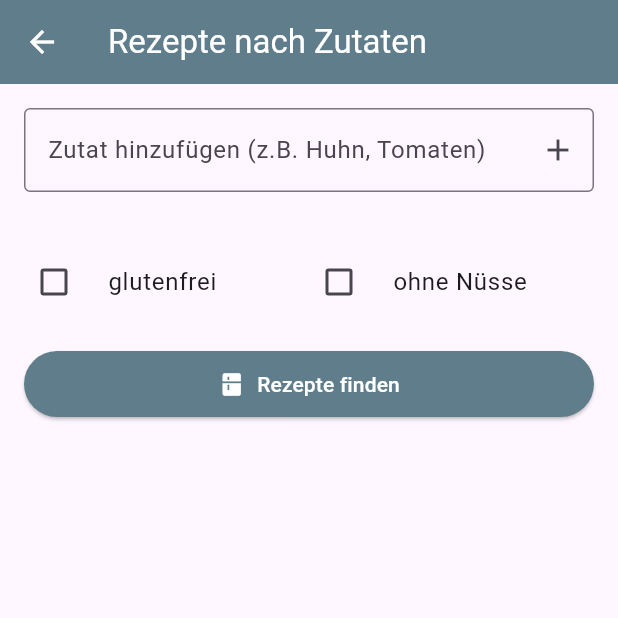
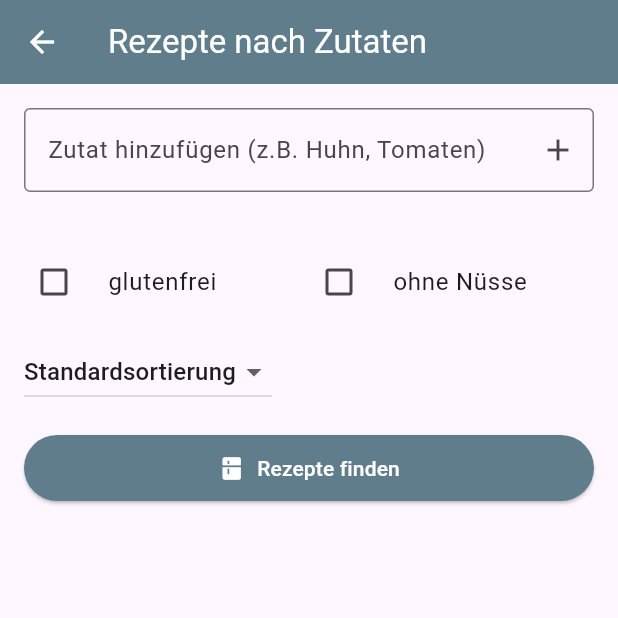
Before and after one commit to urdev-github1/urezepte2, a Flutter app: the screen it shows after launch, after a tap on "Rezepte nach Zutaten", on a phone screen of 412 x 824 dp, the top half of it. Run offline on Flutter 3.47's test engine with Material 3 defaults, Android fonts, the phone set to English and light mode, and no system bars; our stand-ins replace flutter_html, package_info_plus; network calls fail.

```diff
--- a/lib/screens/ingredients_search_screen.dart
+++ b/lib/screens/ingredients_search_screen.dart
@@ -4,6 +4,15 @@ import 'package:flutter/material.dart';
 import '../models/recipe.dart';
 import '../services/spoonacular_service.dart';
 import '../screens/recipe_detail_screen.dart';
+// Importiere das SortOption Enum, wenn es in einer separaten Datei liegt,
+// ansonsten direkt aus main_screen.dart importieren, wenn es dort definiert ist.
+// Für diese Demonstration nehmen wir an, dass es im selben Projekt zugänglich ist
+// oder definieren es hier erneut, falls dies bevorzugt wird.
+// Um Redundanz zu vermeiden, ist es besser, es globaler zu definieren, z.B. in models/sort_options.dart
+// Für diese Lösung kopieren wir es der Einfachheit halber.
+
+// NEU: Enum für Sortieroptionen (wenn nicht global definiert)
+enum SortOption { none, preparationTime, popularity }
 
 class IngredientsSearchScreen extends StatefulWidget {
   const IngredientsSearchScreen({super.key});
@@ -21,9 +30,12 @@ class _IngredientsSearchScreenState extends State<IngredientsSearchScreen> {
   bool _isLoading = false;
   String? _errorMessage;
 
-  // NEU: Zustandsvariablen für die Filter
+  // Zustandsvariablen für die Filter
   bool _isGlutenFreeFilterActive = false;
   bool _isNutFreeFilterActive = false;
+
+  // NEU: Zustandsvariable für die Sortierung
+  SortOption _selectedSortOption = SortOption.none;
 
   @override
   void dispose() {
@@ -62,12 +74,31 @@ class _IngredientsSearchScreenState extends State<IngredientsSearchScreen> {
       _recipes = [];
     });
 
+    String? sortParam;
+    String? sortDirectionParam;
+
+    // NEU: Sortierparameter basierend auf der Auswahl setzen
+    switch (_selectedSortOption) {
+      case SortOption.preparationTime:
+        sortParam = 'time';
+        sortDirectionParam = 'asc'; // Kürzeste Zeit zuerst
+        break;
+      case SortOption.popularity:
+        sortParam = 'popularity';
+        sortDirectionParam = 'desc'; // Beliebteste zuerst
+        break;
+      case SortOption.none:
+        // Keine Sortierung
+        break;
+    }
+
     try {
-      // Parameter für Diät und Unverträglichkeiten übergeben
       final recipes = await _spoonacularService.findRecipesByIngredients(
         _ingredients,
         diet: _isGlutenFreeFilterActive ? 'gluten_free' : null,
         intolerances: _isNutFreeFilterActive ? 'peanut,tree_nut' : null,
+        sort: sortParam, // NEU: Sortierparameter übergeben
+        sortDirection: sortDirectionParam, // NEU: Sortierrichtung übergeben
       );
       setState(() {
         _recipes = recipes;
@@ -94,7 +125,9 @@ class _IngredientsSearchScreenState extends State<IngredientsSearchScreen> {
         backgroundColor: Colors.blueGrey,
         foregroundColor: Colors.white,
       ),
-      body: Padding(
+      body: SingleChildScrollView(
+        // HIER hinzugefügt
+        child: Padding(
           padding: const EdgeInsets.all(16.0),
           child: Column(
             crossAxisAlignment: CrossAxisAlignment.stretch,
@@ -126,7 +159,6 @@ class _IngredientsSearchScreenState extends State<IngredientsSearchScreen> {
                       .toList(),
                 ),
               const SizedBox(height: 16.0),
-            // Filter-Checkboxen für IngredientsSearchScreen
               Row(
                 children: [
                   Expanded(
@@ -157,7 +189,36 @@ class _IngredientsSearchScreenState extends State<IngredientsSearchScreen> {
                   ),
                 ],
               ),
-            const SizedBox(height: 16.0), // Abstand nach den Checkboxen
+              const SizedBox(height: 8.0),
+              Align(
+                alignment: Alignment.centerLeft,
+                child: DropdownButton<SortOption>(
+                  value: _selectedSortOption,
+                  onChanged: (SortOption? newValue) {
+                    setState(() {
+                      _selectedSortOption = newValue ?? SortOption.none;
+                      if (_ingredients.isNotEmpty) {
+                        _searchRecipesByIngredients();
+                      }
+                    });
+                  },
+                  items: const [
+                    DropdownMenuItem(
+                      value: SortOption.none,
+                      child: Text('Standardsortierung'),
+                    ),
+                    DropdownMenuItem(
+                      value: SortOption.preparationTime,
+                      child: Text('Zubereitungszeit'),
+                    ),
+                    DropdownMenuItem(
+                      value: SortOption.popularity,
+                      child: Text('Beliebtheit'),
+                    ),
+                  ],
+                ),
+              ),
+              const SizedBox(height: 16.0),
               ElevatedButton.icon(
                 icon: const Icon(Icons.kitchen),
                 label: const Text('Rezepte finden'),
@@ -169,25 +230,29 @@ class _IngredientsSearchScreenState extends State<IngredientsSearchScreen> {
                 ),
               ),
               const SizedBox(height: 16.0),
+              // WICHTIG: Wenn Sie ein SingleChildScrollView um die gesamte Column legen,
+              // sollte das Expanded-Widget für den ListView.builder entfernt werden,
+              // da es im scrollbaren Kontext keinen unendlichen Platz füllen kann
+              // und Konflikte verursachen würde. Stattdessen shrinkWrap: true verwenden.
               _isLoading
                   ? const Center(child: CircularProgressIndicator())
                   : _errorMessage != null
                   ? Center(child: Text(_errorMessage!))
-                : Expanded(
-                    child: _recipes.isEmpty && _ingredients.isNotEmpty
+                  : _recipes.isEmpty && _ingredients.isNotEmpty
                   ? const Center(
                       child: Text(
                         'Füge Zutaten hinzu und suche nach Rezepten.',
                       ),
                     )
                   : ListView.builder(
+                      shrinkWrap: true, // HIER HINZUGEFÜGT
+                      physics:
+                          const NeverScrollableScrollPhysics(), // HIER HINZUGEFÜGT
                       itemCount: _recipes.length,
                       itemBuilder: (context, index) {
                         final recipe = _recipes[index];
                         return Card(
-                                margin: const EdgeInsets.symmetric(
-                                  vertical: 8.0,
-                                ),
+                          margin: const EdgeInsets.symmetric(vertical: 8.0),
                           child: ListTile(
                             leading: recipe.image != null
                                 ? Image.network(
@@ -197,9 +262,7 @@ class _IngredientsSearchScreenState extends State<IngredientsSearchScreen> {
                                     fit: BoxFit.cover,
                                     errorBuilder:
                                         (context, error, stackTrace) =>
-                                                  const Icon(
-                                                    Icons.broken_image,
-                                                  ),
+                                            const Icon(Icons.broken_image),
                                   )
                                 : const Icon(Icons.food_bank),
                             title: Text(recipe.title),
@@ -207,9 +270,7 @@ class _IngredientsSearchScreenState extends State<IngredientsSearchScreen> {
                               Navigator.of(context).push(
                                 MaterialPageRoute(
                                   builder: (context) =>
-                                            RecipeDetailScreen(
-                                              recipeId: recipe.id,
-                                            ),
+                                      RecipeDetailScreen(recipeId: recipe.id),
                                 ),
                               );
                             },
@@ -217,8 +278,8 @@ class _IngredientsSearchScreenState extends State<IngredientsSearchScreen> {
                         );
                       },
                     ),
+            ],
           ),
-          ],
         ),
       ),
     );
--- a/lib/screens/main_screen.dart
+++ b/lib/screens/main_screen.dart
@@ -6,6 +6,9 @@ import '../services/spoonacular_service.dart';
 import '../models/recipe.dart';
 import '../screens/about_screen.dart';
 import '../screens/recipe_detail_screen.dart';
+
+// NEU: Enum für Sortieroptionen
+enum SortOption { none, preparationTime, popularity }
 
 class MainScreen extends StatefulWidget {
   const MainScreen({super.key});
@@ -24,6 +27,9 @@ class _MainScreenState extends State<MainScreen> {
   // Zustandsvariablen für die Filter
   bool _isGlutenFreeFilterActive = false;
   bool _isNutFreeFilterActive = false;
+
+  // NEU: Zustandsvariable für die Sortierung
+  SortOption _selectedSortOption = SortOption.none;
 
   @override
   void initState() {
@@ -50,12 +56,31 @@ class _MainScreenState extends State<MainScreen> {
       _errorMessage = null;
     });
 
+    String? sortParam;
+    String? sortDirectionParam;
+
+    // NEU: Sortierparameter basierend auf der Auswahl setzen
+    switch (_selectedSortOption) {
+      case SortOption.preparationTime:
+        sortParam = 'time';
+        sortDirectionParam = 'asc'; // Kürzeste Zeit zuerst
+        break;
+      case SortOption.popularity:
+        sortParam = 'popularity';
+        sortDirectionParam = 'desc'; // Beliebteste zuerst
+        break;
+      case SortOption.none:
+        // Keine Sortierung
+        break;
+    }
+
     try {
-      // Parameter für Diät und Unverträglichkeiten übergeben
       final recipes = await _spoonacularService.searchRecipes(
         query,
         diet: _isGlutenFreeFilterActive ? 'gluten_free' : null,
         intolerances: _isNutFreeFilterActive ? 'peanut,tree_nut' : null,
+        sort: sortParam, // NEU: Sortierparameter übergeben
+        sortDirection: sortDirectionParam, // NEU: Sortierrichtung übergeben
       );
       setState(() {
         _recipes = recipes;
@@ -112,7 +137,6 @@ class _MainScreenState extends State<MainScreen> {
               onSubmitted: _searchRecipes,
             ),
             const SizedBox(height: 16.0),
-            // NEU: Filter-Checkboxen
             Row(
               children: [
                 Expanded(
@@ -143,7 +167,38 @@ class _MainScreenState extends State<MainScreen> {
                 ),
               ],
             ),
-            const SizedBox(height: 16.0), // Abstand nach den Checkboxen
+            const SizedBox(height: 8.0),
+            // NEU: Dropdown für Sortierung
+            Align(
+              alignment: Alignment.centerLeft,
+              child: DropdownButton<SortOption>(
+                value: _selectedSortOption,
+                onChanged: (SortOption? newValue) {
+                  setState(() {
+                    _selectedSortOption = newValue ?? SortOption.none;
+                    // Optional: Suche erneut auslösen, wenn Sortierung geändert wird
+                    if (_searchController.text.isNotEmpty) {
+                      _searchRecipes(_searchController.text);
+                    }
+                  });
+                },
+                items: const [
+                  DropdownMenuItem(
+                    value: SortOption.none,
+                    child: Text('Standardsortierung'),
+                  ),
+                  DropdownMenuItem(
+                    value: SortOption.preparationTime,
+                    child: Text('Zubereitungszeit'),
+                  ),
+                  DropdownMenuItem(
+                    value: SortOption.popularity,
+                    child: Text('Beliebtheit'),
+                  ),
+                ],
+              ),
+            ),
+            const SizedBox(height: 16.0),
             _isLoading
                 ? const Center(child: CircularProgressIndicator())
                 : _errorMessage != null
```
Also changed, not shown: lib/services/spoonacular_service.dart (+25 -13 lines), lib/generated/build_info.dart. Lines whose indentation alone changed are shown as unchanged.
